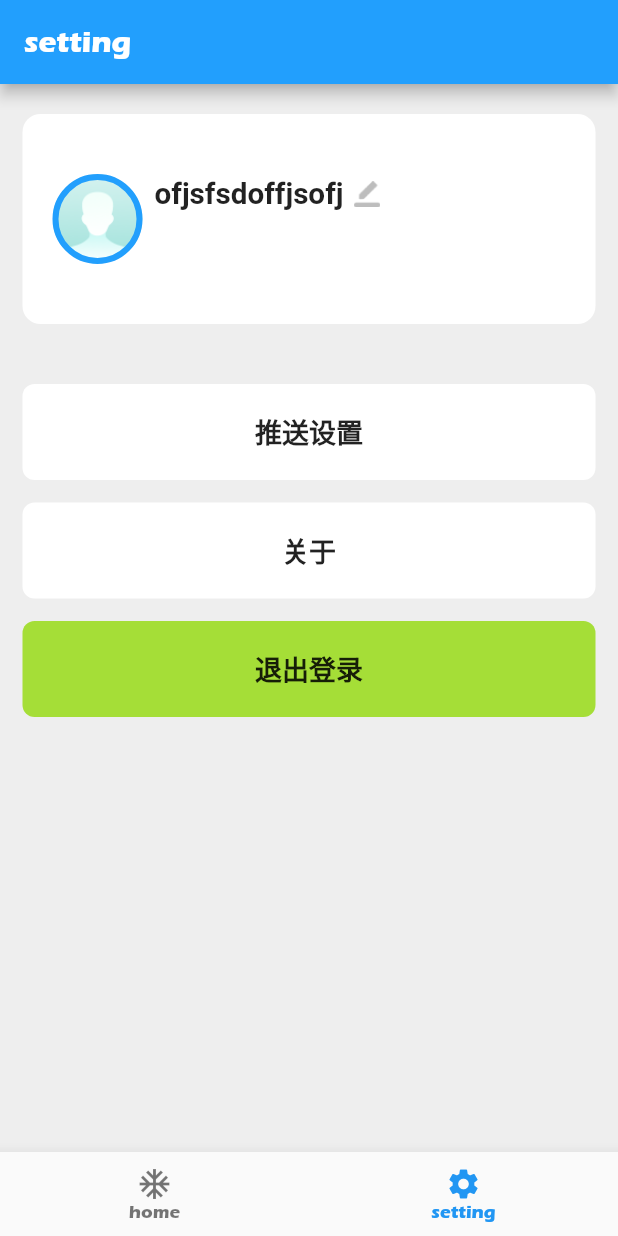
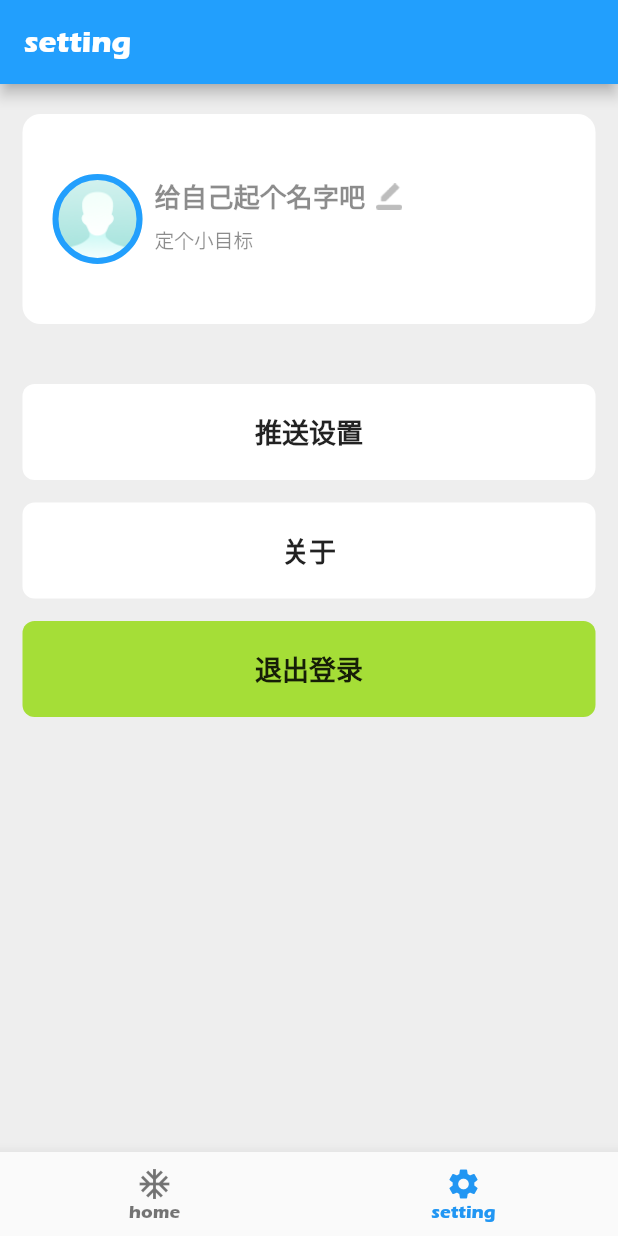
Before and after one commit to semperhhh/zhishu_card, a Flutter app: the screen it shows after launch, item 2 of the bottom bar chosen, on a phone screen of 412 x 824 dp. Run offline on Flutter 3.47's test engine with Material 2 defaults, Android fonts, the phone set to English and light mode, and no system bars; our stand-ins replace flutter_screenutil, image_picker, shared_preferences; Roboto replaces fonts that are missing (PingFangSC).

Commit message:
设置个人信息占位

```diff
--- a/lib/Setting/Views/SettingTopView.dart
+++ b/lib/Setting/Views/SettingTopView.dart
@@ -119,13 +119,21 @@ class _SettingTopViewState extends State<SettingTopView> {
             children: [
               ConstrainedBox(
                   constraints: BoxConstraints(maxWidth: 180.w),
-                  child: Text("ofjsfsdoffjsofj",
+                  child: _nameStr != ""
+                      ? Text(_nameStr,
                           maxLines: 1,
                           overflow: TextOverflow.ellipsis,
                           style: TextStyle(
                               color: Colors.black87,
                               fontWeight: FontWeight.w700,
-                          fontSize: 18.sp))),
+                              fontSize: 16.sp))
+                      : Text("给自己起个名字吧",
+                          maxLines: 1,
+                          overflow: TextOverflow.ellipsis,
+                          style: TextStyle(
+                              color: Colors.black45,
+                              fontWeight: FontWeight.w600,
+                              fontSize: 16.sp))),
               SizedBox(width: 7),
               Image.asset(
                 "asset/images/my_bianji_icon.png",
@@ -137,13 +145,18 @@ class _SettingTopViewState extends State<SettingTopView> {
             crossAxisAlignment: CrossAxisAlignment.center,
           ),
           SizedBox(height: 6),
-          Text(_descStr,
+          _descStr != ""
+              ? Text(_descStr,
                   maxLines: 1,
                   overflow: TextOverflow.ellipsis,
                   style: TextStyle(
                       color: Colors.black54,
                       fontSize: 12.sp,
                       fontWeight: FontWeight.bold))
+              : Text("定个小目标",
+                  maxLines: 1,
+                  overflow: TextOverflow.ellipsis,
+                  style: TextStyle(color: Colors.black45, fontSize: 12.sp))
         ],
       ),
     );
```
Also changed, not shown: 2 other files. Lines whose indentation alone changed are shown as unchanged.
